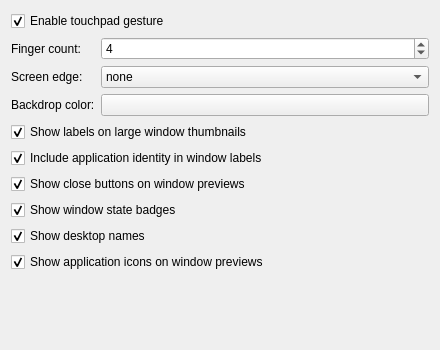
This is packaging/kwin-effect/contents/ui/config.ui in kontonkara/driftile as Qt 5 draws it before an edit. The edited form follows.
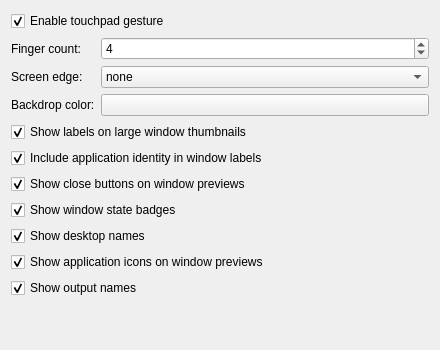
This is the edited form. Custom widgets are drawn as their Qt base class.

Commit message: feat(config): configure overview output names

Diff of the .ui file:
```diff
--- a/packaging/kwin-effect/contents/ui/config.ui
+++ b/packaging/kwin-effect/contents/ui/config.ui
@@ -220,6 +220,19 @@
      </property>
     </widget>
    </item>
+   <item row="10" column="0" colspan="2">
+    <widget class="QCheckBox" name="kcfg_ShowOutputNames">
+     <property name="text">
+      <string>Show output names</string>
+     </property>
+     <property name="toolTip">
+      <string>Identify each output in multi-output overviews.</string>
+     </property>
+     <property name="checked">
+      <bool>true</bool>
+     </property>
+    </widget>
+   </item>
   </layout>
  </widget>
  <customwidgets>
```
The commit also changes 6 other files.
